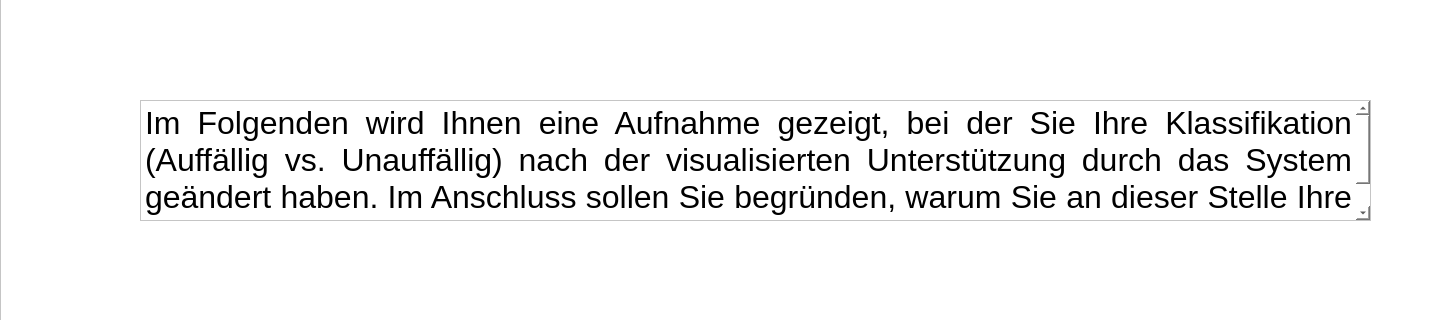
First picture: the form in forms/CAA_posttrial2.ui, repository IKI-Lab/auscultation_AI_noise_exp, before the edit; both pictures show x 0 to 1440 and y 240 to 560 of the 1440 by 757 pixel window.
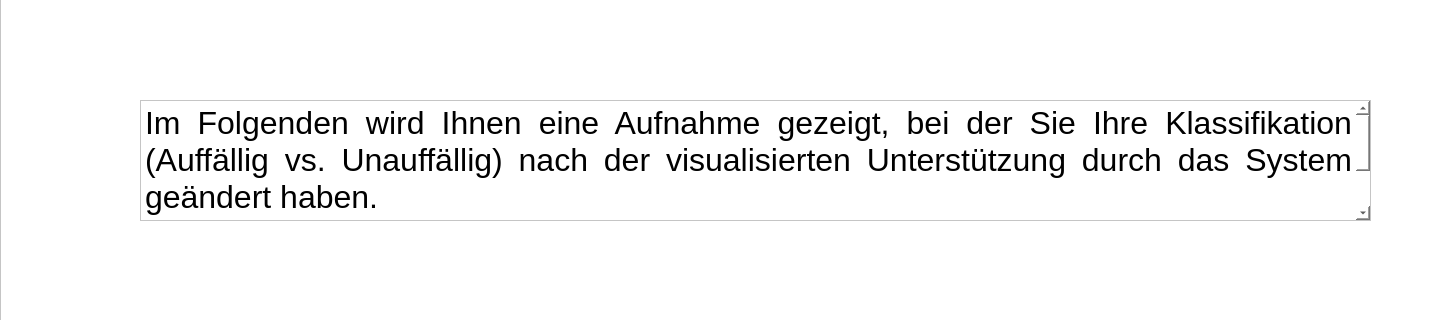
Second picture: the form after the edit.

Diff of the .ui file:
```diff
--- a/forms/CAA_posttrial2.ui
+++ b/forms/CAA_posttrial2.ui
@@ -73,7 +73,8 @@
 &lt;html&gt;&lt;head&gt;&lt;meta name=&quot;qrichtext&quot; content=&quot;1&quot; /&gt;&lt;style type=&quot;text/css&quot;&gt;
 p, li { white-space: pre-wrap; }
 &lt;/style&gt;&lt;/head&gt;&lt;body style=&quot; font-family:'.AppleSystemUIFont'; font-size:13pt; font-weight:400; font-style:normal;&quot;&gt;
-&lt;p align=&quot;justify&quot; style=&quot; margin-top:0px; margin-bottom:0px; margin-left:0px; margin-right:0px; -qt-block-indent:0; text-indent:0px;&quot;&gt;&lt;span style=&quot; font-family:'Helvetica Neue'; font-size:24pt;&quot;&gt;Im Folgenden wird Ihnen eine Aufnahme gezeigt, bei der Sie Ihre Klassifikation (Auffällig vs. Unauffällig) nach der visualisierten Unterstützung durch das System geändert haben. Im Anschluss sollen Sie begründen, warum Sie an dieser Stelle Ihre Meinung geändert haben.&lt;/span&gt;&lt;span style=&quot; font-size:24pt;&quot;&gt;  (CAA - case 2).&lt;/span&gt;&lt;/p&gt;&lt;/body&gt;&lt;/html&gt;</string>
+&lt;p align=&quot;justify&quot; style=&quot; margin-top:0px; margin-bottom:0px; margin-left:0px; margin-right:0px; -qt-block-indent:0; text-indent:0px;&quot;&gt;&lt;span style=&quot; font-family:'Helvetica Neue'; font-size:24pt;&quot;&gt;Im Folgenden wird Ihnen eine Aufnahme gezeigt, bei der Sie Ihre Klassifikation (Auffällig vs. Unauffällig) nach der visualisierten Unterstützung durch das System geändert haben. &lt;/span&gt;&lt;/p&gt;
+&lt;p align=&quot;justify&quot; style=&quot; margin-top:0px; margin-bottom:0px; margin-left:0px; margin-right:0px; -qt-block-indent:0; text-indent:0px;&quot;&gt;&lt;span style=&quot; font-family:'Helvetica Neue'; font-size:24pt;&quot;&gt;Im Anschluss sollen Sie begründen, warum Sie an dieser Stelle Ihre Meinung geändert haben.&lt;/span&gt;&lt;/p&gt;&lt;/body&gt;&lt;/html&gt;</string>
     </property>
    </widget>
   </widget>
```
